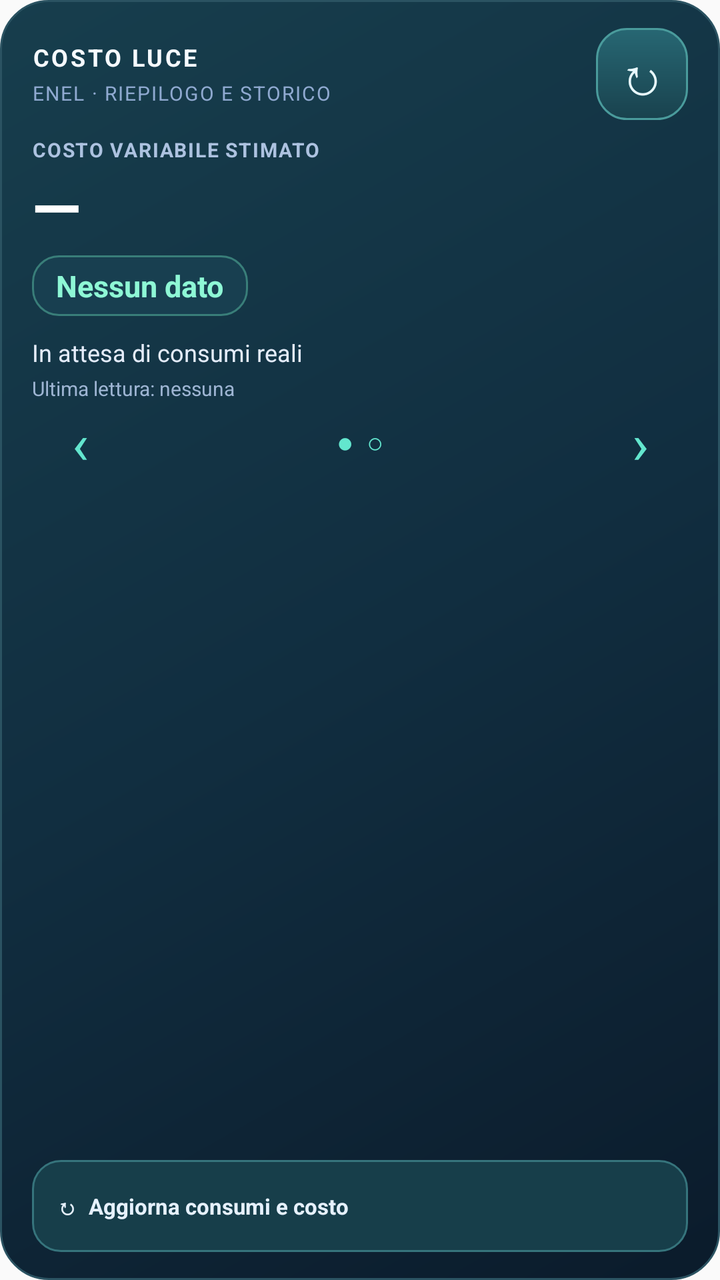
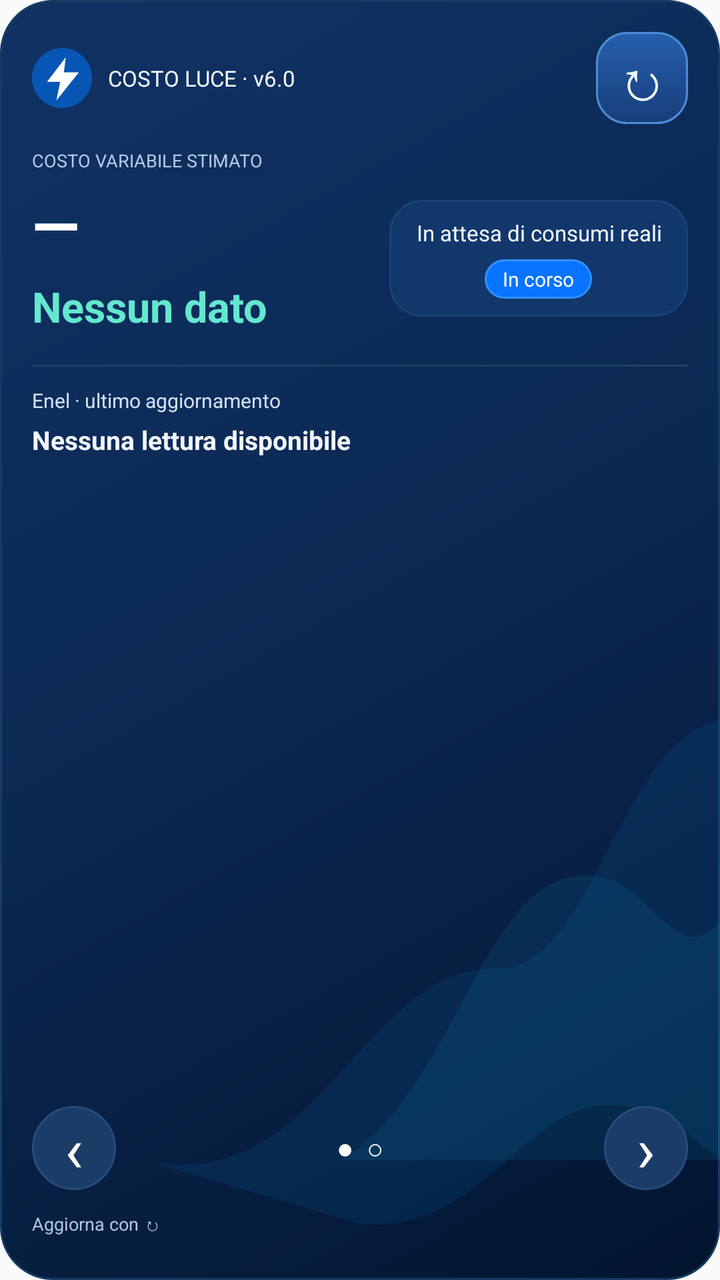

An Android layout rendered at two revisions. The XML below is the earlier revision; the diff shows what the commit changed to produce the second picture.
<!-- AndroidManifest.xml: application theme android:Theme.Material.Light.NoActionBar -->
<!-- res/layout/costoluce_widget.xml -->
<?xml version="1.0" encoding="utf-8"?>
<LinearLayout xmlns:android="http://schemas.android.com/apk/res/android"
    android:id="@+id/widget_root"
    android:layout_width="match_parent"
    android:layout_height="match_parent"
    android:orientation="vertical"
    android:gravity="top"
    android:background="@drawable/costoluce_widget_bg"
    android:paddingLeft="16dp"
    android:paddingRight="16dp"
    android:paddingTop="14dp"
    android:paddingBottom="14dp">

    <LinearLayout
        android:layout_width="match_parent"
        android:layout_height="wrap_content"
        android:orientation="horizontal"
        android:gravity="center_vertical">
        <LinearLayout
            android:layout_width="0dp"
            android:layout_weight="1"
            android:layout_height="wrap_content"
            android:orientation="vertical">
            <TextView
                android:id="@+id/widget_brand"
                android:layout_width="match_parent"
                android:layout_height="wrap_content"
                android:text="COSTO LUCE"
                android:textColor="#F6FAFF"
                android:textStyle="bold"
                android:letterSpacing="0.10"
                android:textSize="12sp"
                android:maxLines="1"/>
            <TextView
                android:layout_width="match_parent"
                android:layout_height="wrap_content"
                android:layout_marginTop="3dp"
                android:text="ENEL · RIEPILOGO E STORICO"
                android:textColor="#8FA9D0"
                android:letterSpacing="0.07"
                android:textSize="10sp"
                android:maxLines="1"/>
        </LinearLayout>
    <TextView
            android:id="@+id/widget_refresh"
            android:layout_width="46dp"
            android:layout_height="46dp"
            android:layout_marginLeft="8dp"
            android:background="@drawable/costoluce_widget_refresh_bg"
            android:gravity="center"
            android:text="↻"
            android:textSize="26sp"
            android:textColor="#E9FAFF"
            android:contentDescription="Aggiorna i consumi Enel in background"
            android:clickable="true"
            android:focusable="true" />
    </LinearLayout>

        <LinearLayout android:id="@+id/widget_summary" android:layout_width="match_parent" android:layout_height="wrap_content" android:orientation="vertical">
    <TextView
        android:layout_width="match_parent"
        android:layout_height="wrap_content"
        android:layout_marginTop="8dp"
        android:id="@+id/widget_caption"
        android:text="COSTO VARIABILE STIMATO"
        android:letterSpacing="0.06"
        android:textColor="#ADC2E0"
        android:textStyle="bold"
        android:textSize="10sp"
        android:maxLines="1" />

    <TextView
        android:id="@+id/widget_euro"
        android:layout_width="match_parent"
        android:layout_height="wrap_content"
        android:text="—"
        android:textColor="#FFFFFF"
        android:textStyle="bold"
        android:textSize="32sp"
        android:fontFamily="sans"
        android:maxLines="1"
        android:ellipsize="end" />

    <TextView
        android:id="@+id/widget_kwh"
        android:layout_width="wrap_content"
        android:layout_height="wrap_content"
        android:layout_marginTop="3dp"
        android:background="@drawable/costoluce_widget_kwh_bg"
        android:paddingLeft="12dp"
        android:paddingRight="12dp"
        android:paddingTop="5dp"
        android:paddingBottom="5dp"
        android:text="Nessun dato"
        android:textColor="#8EF7D5"
        android:textStyle="bold"
        android:textSize="15sp"
        android:maxLines="1"
        android:ellipsize="end" />

    <TextView
        android:id="@+id/widget_period"
        android:layout_width="match_parent"
        android:layout_height="wrap_content"
        android:layout_marginTop="10dp"
        android:text="In attesa di consumi reali"
        android:textColor="#E4ECFA"
        android:textSize="12sp"
        android:maxLines="1"
        android:ellipsize="end" />

    <TextView
        android:id="@+id/widget_updated"
        android:layout_width="match_parent"
        android:layout_height="wrap_content"
        android:layout_marginTop="3dp"
        android:text="Ultima lettura: nessuna"
        android:textColor="#9EB5D3"
        android:textSize="10sp"
        android:maxLines="1"
        android:ellipsize="end" />

    </LinearLayout>
    <ImageView android:id="@+id/widget_chart" android:layout_width="match_parent" android:layout_height="0dp" android:layout_weight="1" android:visibility="gone" android:scaleType="fitCenter" android:contentDescription="Storico mensile Enel" />
    <LinearLayout android:layout_width="match_parent" android:layout_height="40dp" android:orientation="horizontal" android:gravity="center">
        <TextView android:id="@+id/widget_prev" android:layout_width="48dp" android:layout_height="match_parent" android:text="‹" android:textSize="28sp" android:textColor="#63E6CE" android:gravity="center" android:contentDescription="Cambia pagina" />
        <TextView android:id="@+id/widget_dots" android:layout_width="0dp" android:layout_weight="1" android:layout_height="match_parent" android:text="●  ○" android:textColor="#63E6CE" android:gravity="center" android:contentDescription="Cambia pagina del widget" />
        <TextView android:id="@+id/widget_next" android:layout_width="48dp" android:layout_height="match_parent" android:text="›" android:textSize="28sp" android:textColor="#63E6CE" android:gravity="center" android:contentDescription="Cambia pagina" />
    </LinearLayout>
    
    <LinearLayout android:id="@+id/widget_spacer"
        android:layout_width="match_parent"
        android:layout_height="0dp"
        android:layout_weight="1"
        android:orientation="vertical" />

    <TextView
        android:id="@+id/widget_status"
        android:layout_width="match_parent"
        android:layout_height="46dp"
        android:layout_marginTop="9dp"
        android:background="@drawable/costoluce_widget_status_bg"
        android:paddingLeft="12dp"
        android:paddingRight="10dp"
        android:gravity="center_vertical"
        android:clickable="true"
        android:focusable="true"
        android:contentDescription="Aggiorna consumi e costi senza aprire l'app"
        android:text="↻  Aggiorna consumi e costo"
        android:textColor="#E6F1FE"
        android:textStyle="bold"
        android:textSize="11sp"
        android:maxLines="2"
        android:ellipsize="end" />

</LinearLayout>
<!-- resources referenced by this layout -->
<resources>
  <!-- drawable costoluce_widget_bg (drawable) -->
  <?xml version="1.0" encoding="utf-8"?>
  <shape xmlns:android="http://schemas.android.com/apk/res/android" android:shape="rectangle">
      <gradient android:angle="135" android:startColor="#0B1B2B" android:centerColor="#112E40" android:endColor="#173E4D"/>
      <corners android:radius="24dp"/>
      <stroke android:width="1dp" android:color="#2B5362"/>
  </shape>
  <!-- drawable costoluce_widget_kwh_bg (drawable) -->
  <?xml version="1.0" encoding="utf-8"?>
  <shape xmlns:android="http://schemas.android.com/apk/res/android" android:shape="rectangle">
      <solid android:color="#183F50"/>
      <corners android:radius="13dp"/>
      <stroke android:width="1dp" android:color="#397E79"/>
  </shape>
  <!-- drawable costoluce_widget_refresh_bg (drawable) -->
  <?xml version="1.0" encoding="utf-8"?>
  <shape xmlns:android="http://schemas.android.com/apk/res/android" android:shape="rectangle">
      <gradient android:angle="270" android:startColor="#276773" android:endColor="#19424E"/>
      <corners android:radius="15dp"/>
      <stroke android:width="1dp" android:color="#4A9B9C"/>
  </shape>
  <!-- drawable costoluce_widget_status_bg (drawable) -->
  <?xml version="1.0" encoding="utf-8"?>
  <shape xmlns:android="http://schemas.android.com/apk/res/android" android:shape="rectangle">
      <solid android:color="#173E4A"/>
      <corners android:radius="14dp"/>
      <stroke android:width="1dp" android:color="#36747C"/>
  </shape>
</resources>

<!-- the commit's change to res/layout/costoluce_widget.xml (unified diff, before → after) -->
@@ -1,156 +1,36 @@
 <?xml version="1.0" encoding="utf-8"?>
-<LinearLayout xmlns:android="http://schemas.android.com/apk/res/android"
-    android:id="@+id/widget_root"
-    android:layout_width="match_parent"
-    android:layout_height="match_parent"
-    android:orientation="vertical"
-    android:gravity="top"
-    android:background="@drawable/costoluce_widget_bg"
-    android:paddingLeft="16dp"
-    android:paddingRight="16dp"
-    android:paddingTop="14dp"
-    android:paddingBottom="14dp">
-
-    <LinearLayout
-        android:layout_width="match_parent"
-        android:layout_height="wrap_content"
-        android:orientation="horizontal"
-        android:gravity="center_vertical">
-        <LinearLayout
-            android:layout_width="0dp"
-            android:layout_weight="1"
-            android:layout_height="wrap_content"
-            android:orientation="vertical">
-            <TextView
-                android:id="@+id/widget_brand"
-                android:layout_width="match_parent"
-                android:layout_height="wrap_content"
-                android:text="COSTO LUCE"
-                android:textColor="#F6FAFF"
-                android:textStyle="bold"
-                android:letterSpacing="0.10"
-                android:textSize="12sp"
-                android:maxLines="1"/>
-            <TextView
-                android:layout_width="match_parent"
-                android:layout_height="wrap_content"
-                android:layout_marginTop="3dp"
-                android:text="ENEL · RIEPILOGO E STORICO"
-                android:textColor="#8FA9D0"
-                android:letterSpacing="0.07"
-                android:textSize="10sp"
-                android:maxLines="1"/>
-        </LinearLayout>
-    <TextView
-            android:id="@+id/widget_refresh"
-            android:layout_width="46dp"
-            android:layout_height="46dp"
-            android:layout_marginLeft="8dp"
-            android:background="@drawable/costoluce_widget_refresh_bg"
-            android:gravity="center"
-            android:text="↻"
-            android:textSize="26sp"
-            android:textColor="#E9FAFF"
-            android:contentDescription="Aggiorna i consumi Enel in background"
-            android:clickable="true"
-            android:focusable="true" />
+<LinearLayout xmlns:android="http://schemas.android.com/apk/res/android" android:id="@+id/widget_root" android:layout_width="match_parent" android:layout_height="match_parent" android:orientation="vertical" android:background="@drawable/costoluce_widget_bg" android:padding="16dp">
+  <LinearLayout android:layout_width="match_parent" android:layout_height="46dp" android:orientation="horizontal" android:gravity="center_vertical">
+    <ImageView android:layout_width="30dp" android:layout_height="30dp" android:src="@drawable/costoluce_logo" android:contentDescription="Costo Luce" />
+    <TextView android:id="@+id/widget_brand" android:layout_width="0dp" android:layout_weight="1" android:layout_height="wrap_content" android:layout_marginLeft="8dp" android:text="COSTO LUCE · v6.0" android:textColor="#F3F7FF" android:textSize="11sp" android:maxLines="2" />
+    <LinearLayout android:id="@+id/widget_units" android:layout_width="wrap_content" android:layout_height="38dp" android:orientation="horizontal" android:visibility="gone">
+      <TextView android:id="@+id/widget_unit_kwh" android:layout_width="48dp" android:layout_height="match_parent" android:gravity="center" android:text="kWh" android:textColor="#FFFFFF" android:textSize="13sp" android:contentDescription="Mostra consumi in kWh" />
+      <TextView android:id="@+id/widget_unit_eur" android:layout_width="38dp" android:layout_height="match_parent" android:gravity="center" android:text="€" android:textColor="#FFFFFF" android:textSize="15sp" android:contentDescription="Mostra costi stimati in euro" />
     </LinearLayout>
-
-        <LinearLayout android:id="@+id/widget_summary" android:layout_width="match_parent" android:layout_height="wrap_content" android:orientation="vertical">
-    <TextView
-        android:layout_width="match_parent"
-        android:layout_height="wrap_content"
-        android:layout_marginTop="8dp"
-        android:id="@+id/widget_caption"
-        android:text="COSTO VARIABILE STIMATO"
-        android:letterSpacing="0.06"
-        android:textColor="#ADC2E0"
-        android:textStyle="bold"
-        android:textSize="10sp"
-        android:maxLines="1" />
-
-    <TextView
-        android:id="@+id/widget_euro"
-        android:layout_width="match_parent"
-        android:layout_height="wrap_content"
-        android:text="—"
-        android:textColor="#FFFFFF"
-        android:textStyle="bold"
-        android:textSize="32sp"
-        android:fontFamily="sans"
-        android:maxLines="1"
-        android:ellipsize="end" />
-
-    <TextView
-        android:id="@+id/widget_kwh"
-        android:layout_width="wrap_content"
-        android:layout_height="wrap_content"
-        android:layout_marginTop="3dp"
-        android:background="@drawable/costoluce_widget_kwh_bg"
-        android:paddingLeft="12dp"
-        android:paddingRight="12dp"
-        android:paddingTop="5dp"
-        android:paddingBottom="5dp"
-        android:text="Nessun dato"
-        android:textColor="#8EF7D5"
-        android:textStyle="bold"
-        android:textSize="15sp"
-        android:maxLines="1"
-        android:ellipsize="end" />
-
-    <TextView
-        android:id="@+id/widget_period"
-        android:layout_width="match_parent"
-        android:layout_height="wrap_content"
-        android:layout_marginTop="10dp"
-        android:text="In attesa di consumi reali"
-        android:textColor="#E4ECFA"
-        android:textSize="12sp"
-        android:maxLines="1"
-        android:ellipsize="end" />
-
-    <TextView
-        android:id="@+id/widget_updated"
-        android:layout_width="match_parent"
-        android:layout_height="wrap_content"
-        android:layout_marginTop="3dp"
-        android:text="Ultima lettura: nessuna"
-        android:textColor="#9EB5D3"
-        android:textSize="10sp"
-        android:maxLines="1"
-        android:ellipsize="end" />
-
+    <TextView android:id="@+id/widget_refresh" android:layout_width="46dp" android:layout_height="46dp" android:background="@drawable/costoluce_widget_refresh_bg" android:gravity="center" android:text="↻" android:textSize="28sp" android:textColor="#F1F7FF" android:contentDescription="Aggiorna i consumi Enel in background" android:clickable="true" android:focusable="true" />
+  </LinearLayout>
+  <LinearLayout android:id="@+id/widget_summary" android:layout_width="match_parent" android:layout_height="wrap_content" android:orientation="vertical" android:layout_marginTop="12dp">
+    <TextView android:id="@+id/widget_caption" android:layout_width="match_parent" android:layout_height="wrap_content" android:text="COSTO VARIABILE STIMATO" android:textColor="#B5C9E6" android:textSize="9sp" android:maxLines="1" />
+    <LinearLayout android:layout_width="match_parent" android:layout_height="wrap_content" android:orientation="horizontal" android:gravity="center_vertical" android:layout_marginTop="5dp">
+      <LinearLayout android:layout_width="0dp" android:layout_weight="1.2" android:layout_height="wrap_content" android:orientation="vertical">
+        <TextView android:id="@+id/widget_euro" android:layout_width="match_parent" android:layout_height="wrap_content" android:text="—" android:textColor="#FFFFFF" android:textStyle="bold" android:textSize="31sp" android:fontFamily="sans" android:maxLines="1" android:ellipsize="end" />
+        <TextView android:id="@+id/widget_kwh" android:layout_width="match_parent" android:layout_height="wrap_content" android:layout_marginTop="6dp" android:text="Nessun dato" android:textColor="#64E7CF" android:textStyle="bold" android:textSize="21sp" android:maxLines="1" android:ellipsize="end" />
+      </LinearLayout>
+      <LinearLayout android:layout_width="0dp" android:layout_weight="1" android:layout_height="wrap_content" android:background="@drawable/costoluce_widget_period_bg" android:padding="9dp" android:orientation="vertical" android:gravity="center">
+        <TextView android:id="@+id/widget_period" android:layout_width="match_parent" android:layout_height="wrap_content" android:text="In attesa di consumi reali" android:textColor="#EFF5FF" android:textSize="11sp" android:gravity="center" android:maxLines="3" android:ellipsize="end" />
+        <TextView android:id="@+id/widget_period_badge" android:layout_width="wrap_content" android:layout_height="wrap_content" android:layout_marginTop="6dp" android:paddingLeft="9dp" android:paddingRight="9dp" android:paddingTop="3dp" android:paddingBottom="3dp" android:text="In corso" android:background="@drawable/costoluce_widget_pill_selected" android:textColor="#FFFFFF" android:textSize="10sp" />
+      </LinearLayout>
     </LinearLayout>
-    <ImageView android:id="@+id/widget_chart" android:layout_width="match_parent" android:layout_height="0dp" android:layout_weight="1" android:visibility="gone" android:scaleType="fitCenter" android:contentDescription="Storico mensile Enel" />
-    <LinearLayout android:layout_width="match_parent" android:layout_height="40dp" android:orientation="horizontal" android:gravity="center">
-        <TextView android:id="@+id/widget_prev" android:layout_width="48dp" android:layout_height="match_parent" android:text="‹" android:textSize="28sp" android:textColor="#63E6CE" android:gravity="center" android:contentDescription="Cambia pagina" />
-        <TextView android:id="@+id/widget_dots" android:layout_width="0dp" android:layout_weight="1" android:layout_height="match_parent" android:text="●  ○" android:textColor="#63E6CE" android:gravity="center" android:contentDescription="Cambia pagina del widget" />
-        <TextView android:id="@+id/widget_next" android:layout_width="48dp" android:layout_height="match_parent" android:text="›" android:textSize="28sp" android:textColor="#63E6CE" android:gravity="center" android:contentDescription="Cambia pagina" />
-    </LinearLayout>
-    
-    <LinearLayout android:id="@+id/widget_spacer"
-        android:layout_width="match_parent"
-        android:layout_height="0dp"
-        android:layout_weight="1"
-        android:orientation="vertical" />
-
-    <TextView
-        android:id="@+id/widget_status"
-        android:layout_width="match_parent"
-        android:layout_height="46dp"
-        android:layout_marginTop="9dp"
-        android:background="@drawable/costoluce_widget_status_bg"
-        android:paddingLeft="12dp"
-        android:paddingRight="10dp"
-        android:gravity="center_vertical"
-        android:clickable="true"
-        android:focusable="true"
-        android:contentDescription="Aggiorna consumi e costi senza aprire l'app"
-        android:text="↻  Aggiorna consumi e costo"
-        android:textColor="#E6F1FE"
-        android:textStyle="bold"
-        android:textSize="11sp"
-        android:maxLines="2"
-        android:ellipsize="end" />
-
+    <LinearLayout android:layout_width="match_parent" android:layout_height="1dp" android:layout_marginTop="15dp" android:background="#203E66" android:orientation="vertical" />
+    <TextView android:id="@+id/widget_source" android:layout_width="match_parent" android:layout_height="wrap_content" android:layout_marginTop="10dp" android:text="Enel · ultimo aggiornamento" android:textColor="#D2E0F4" android:textSize="10sp" android:maxLines="1" />
+    <TextView android:id="@+id/widget_updated" android:layout_width="match_parent" android:layout_height="wrap_content" android:layout_marginTop="4dp" android:text="Nessuna lettura disponibile" android:textColor="#F2F6FF" android:textStyle="bold" android:textSize="13sp" android:maxLines="1" android:ellipsize="end" />
+  </LinearLayout>
+  <ImageView android:id="@+id/widget_chart" android:layout_width="match_parent" android:layout_height="0dp" android:layout_weight="1" android:visibility="gone" android:scaleType="fitCenter" android:contentDescription="Storico mensile Enel" />
+  <LinearLayout android:id="@+id/widget_spacer" android:layout_width="match_parent" android:layout_height="0dp" android:layout_weight="1" android:orientation="vertical" />
+  <LinearLayout android:layout_width="match_parent" android:layout_height="42dp" android:orientation="horizontal" android:gravity="center_vertical" android:layout_marginTop="6dp">
+    <TextView android:id="@+id/widget_prev" android:layout_width="42dp" android:layout_height="42dp" android:background="@drawable/costoluce_widget_nav_bg" android:text="‹" android:textSize="31sp" android:textColor="#FFFFFF" android:gravity="center" android:contentDescription="Cambia pagina" />
+    <TextView android:id="@+id/widget_dots" android:layout_width="0dp" android:layout_weight="1" android:layout_height="match_parent" android:text="●  ○" android:textColor="#FFFFFF" android:textSize="14sp" android:gravity="center" android:contentDescription="Cambia pagina del widget" />
+    <TextView android:id="@+id/widget_next" android:layout_width="42dp" android:layout_height="42dp" android:background="@drawable/costoluce_widget_nav_bg" android:text="›" android:textSize="31sp" android:textColor="#FFFFFF" android:gravity="center" android:contentDescription="Cambia pagina" />
+  </LinearLayout>
+  <TextView android:id="@+id/widget_status" android:layout_width="match_parent" android:layout_height="wrap_content" android:minHeight="24dp" android:layout_marginTop="5dp" android:gravity="center_vertical" android:text="Aggiorna con ↻" android:textColor="#AEC5E5" android:textSize="9sp" android:maxLines="2" android:ellipsize="end" android:clickable="true" android:contentDescription="Stato aggiornamento Enel; tocca per aggiornare" />
 </LinearLayout>
<!-- resource entries referenced after the edit -->
@@ -1,32 +1,21 @@
 <!-- resources referenced by this layout -->
 <resources>
+  <!-- drawable costoluce_logo (drawable) -->
+  <vector xmlns:android="http://schemas.android.com/apk/res/android" android:width="32dp" android:height="32dp" android:viewportWidth="32" android:viewportHeight="32"><path android:fillColor="#0756B5" android:pathData="M16,0 A16,16 0,1 1,15.99 0"/><path android:fillColor="#FFFFFF" android:pathData="M18,5 L8,18 L15,18 L13,28 L25,13 L17,13 Z"/></vector>
   <!-- drawable costoluce_widget_bg (drawable) -->
-  <?xml version="1.0" encoding="utf-8"?>
-  <shape xmlns:android="http://schemas.android.com/apk/res/android" android:shape="rectangle">
-      <gradient android:angle="135" android:startColor="#0B1B2B" android:centerColor="#112E40" android:endColor="#173E4D"/>
-      <corners android:radius="24dp"/>
-      <stroke android:width="1dp" android:color="#2B5362"/>
-  </shape>
-  <!-- drawable costoluce_widget_kwh_bg (drawable) -->
-  <?xml version="1.0" encoding="utf-8"?>
-  <shape xmlns:android="http://schemas.android.com/apk/res/android" android:shape="rectangle">
-      <solid android:color="#183F50"/>
-      <corners android:radius="13dp"/>
-      <stroke android:width="1dp" android:color="#397E79"/>
-  </shape>
+  <layer-list xmlns:android="http://schemas.android.com/apk/res/android"><item><shape><gradient android:angle="135" android:startColor="#03152F" android:centerColor="#0B2852" android:endColor="#103264"/><corners android:radius="26dp"/><stroke android:width="1dp" android:color="#173B65"/></shape></item><item><vector android:width="400dp" android:height="320dp" android:viewportWidth="400" android:viewportHeight="320"><path android:fillColor="#0A75BB" android:fillAlpha="0.14" android:pathData="M80,290 C180,300 200,240 280,242 C330,240 345,185 400,180 L400,290 C300,250 290,310 200,306 Z"/><path android:fillColor="#1498C8" android:fillAlpha="0.12" android:pathData="M190,290 C260,270 270,210 340,220 C365,225 380,242 400,230 L400,290 Z"/></vector></item></layer-list>
+  <!-- drawable costoluce_widget_nav_bg (drawable) -->
+  <shape xmlns:android="http://schemas.android.com/apk/res/android"><solid android:color="#1B3C67"/><corners android:radius="30dp"/><stroke android:width="1dp" android:color="#254D7C"/></shape>
+  <!-- drawable costoluce_widget_period_bg (drawable) -->
+  <shape xmlns:android="http://schemas.android.com/apk/res/android"><solid android:color="#12376B"/><corners android:radius="16dp"/><stroke android:width="1dp" android:color="#194477"/></shape>
+  <!-- drawable costoluce_widget_pill_selected (drawable) -->
+  <shape xmlns:android="http://schemas.android.com/apk/res/android"><solid android:color="#0874FF"/><corners android:radius="24dp"/><stroke android:width="1dp" android:color="#3091FF"/></shape>
   <!-- drawable costoluce_widget_refresh_bg (drawable) -->
   <?xml version="1.0" encoding="utf-8"?>
   <shape xmlns:android="http://schemas.android.com/apk/res/android" android:shape="rectangle">
-      <gradient android:angle="270" android:startColor="#276773" android:endColor="#19424E"/>
+      <gradient android:angle="270" android:startColor="#265FAD" android:endColor="#173E79"/>
       <corners android:radius="15dp"/>
-      <stroke android:width="1dp" android:color="#4A9B9C"/>
-  </shape>
-  <!-- drawable costoluce_widget_status_bg (drawable) -->
-  <?xml version="1.0" encoding="utf-8"?>
-  <shape xmlns:android="http://schemas.android.com/apk/res/android" android:shape="rectangle">
-      <solid android:color="#173E4A"/>
-      <corners android:radius="14dp"/>
-      <stroke android:width="1dp" android:color="#36747C"/>
+      <stroke android:width="1dp" android:color="#4C8DD8"/>
   </shape>
 </resources>
 
